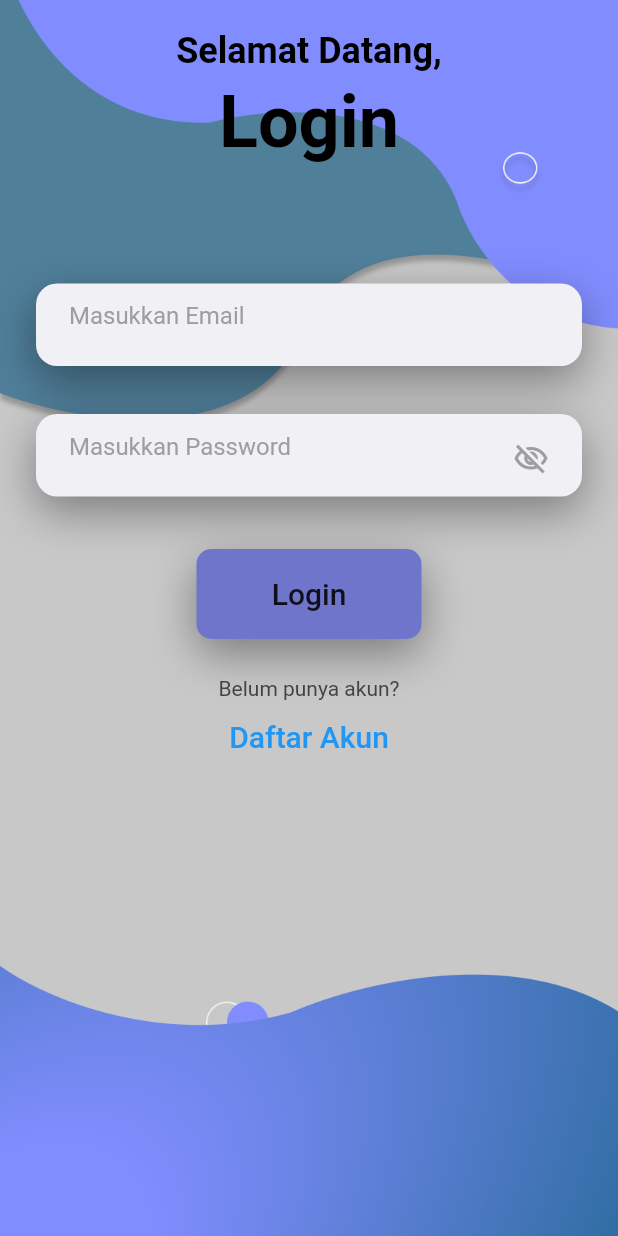
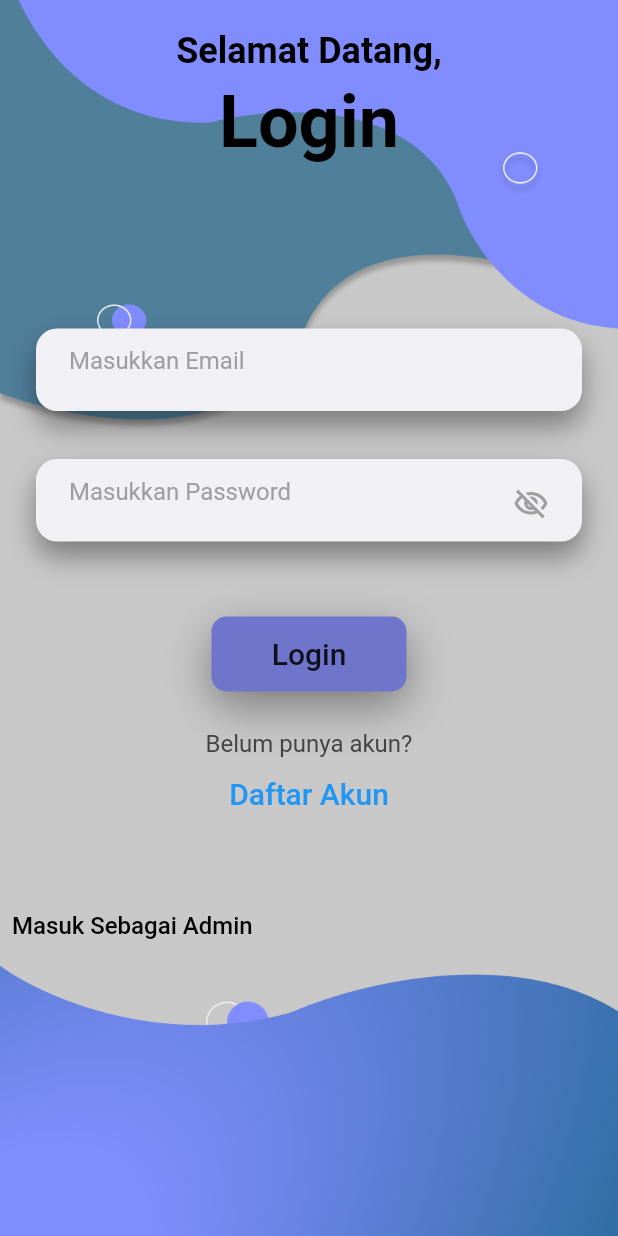
Before and after one commit to ihsanasfarii/Self-Safety-Report-Apps, a Flutter app: the screen it shows after launch, after a tap on the "navigate next" icon, on a phone screen of 412 x 824 dp. Run offline on Flutter 3.47's test engine with Material 2 defaults, Android fonts, the phone set to English and light mode, and no system bars; our stand-ins replace carousel_slider, firebase_core, firebase_messaging, flutter_local_notifications, flutter_svg, sqflite; missing offline and left inert: flutter_responsive; accounts and stored records are empty; network calls fail.

Commit message:
update input berita

```diff
--- a/lib/Admin/HalamanAdmin.dart
+++ b/lib/Admin/HalamanAdmin.dart
@@ -24,8 +24,7 @@ class _HalamanAdmin extends State<HalamanAdmin> {
         body: Center(
           child: FlatButton(
             onPressed: () {
-              Navigator.of(context).pushReplacement(
-                  MaterialPageRoute(builder: (context) => InputBerita()));
+              Navigator.pushNamed(context, '/InputBerita');
             },
             child: const Text(
               "Input Berita",
--- a/lib/Admin/InputBerita.dart
+++ b/lib/Admin/InputBerita.dart
@@ -21,6 +21,7 @@ class _InputBerita extends State<InputBerita> {
             actions: <Widget>[
           Padding(
               padding: const EdgeInsets.all(16.0),
+              child: Expanded(
                 child: Column(children: <Widget>[
                   const Align(
                     alignment: Alignment.topLeft,
@@ -38,14 +39,15 @@ class _InputBerita extends State<InputBerita> {
                           child: Column(
                               mainAxisAlignment: MainAxisAlignment.spaceEvenly,
                               children: <Widget>[
-                      TextFormField(
+                        Expanded(
+                          child: TextFormField(
                             decoration: const InputDecoration(
                                 labelText: 'First Name',
                                 enabledBorder: OutlineInputBorder(
                                   borderRadius:
                                       BorderRadius.all(Radius.circular(20.0)),
-                              borderSide:
-                                  BorderSide(color: Colors.grey, width: 0.0),
+                                  borderSide: BorderSide(
+                                      color: Colors.grey, width: 0.0),
                                 ),
                                 border: OutlineInputBorder()),
                             onFieldSubmitted: (value) {
@@ -69,6 +71,7 @@ class _InputBerita extends State<InputBerita> {
                                 return 'First Name cannot contain special characters';
                               }
                             },
+                          ),
                         ),
                         const SizedBox(
                           height: 20,
@@ -142,7 +145,8 @@ class _InputBerita extends State<InputBerita> {
                           height: 20,
                         )
                       ])))
-              ]))
+                ]),
+              ))
         ]));
   }
 }
--- a/lib/Login/InputField.dart
+++ b/lib/Login/InputField.dart
@@ -58,7 +58,7 @@ class _InputFieldState extends State<InputField> {
             boxShadow: [
               BoxShadow(
                   color: Colors.black38,
-                  blurRadius: 25,
+                  blurRadius: 15,
                   offset: const Offset(0, 10))
             ],
             color: Color(0xfff1f1f5),
@@ -88,7 +88,7 @@ class _InputFieldState extends State<InputField> {
             boxShadow: [
               BoxShadow(
                   color: Colors.black38,
-                  blurRadius: 25,
+                  blurRadius: 15,
                   offset: const Offset(0, 10))
             ],
             color: Color(0xfff1f1f5),
@@ -114,11 +114,11 @@ class _InputFieldState extends State<InputField> {
           ),
         ),
         SizedBox(
-          height: 35,
+          height: 50,
         ),
         Container(
-          height: 60,
-          width: 150,
+          height: 50,
+          width: 130,
           margin: EdgeInsets.symmetric(horizontal: 50),
           decoration: BoxDecoration(
             boxShadow: [
--- a/lib/Login/InputWrapper.dart
+++ b/lib/Login/InputWrapper.dart
@@ -10,7 +10,7 @@ class InputWrapper extends StatelessWidget {
       child: Column(
         children: <Widget>[
           SizedBox(
-            height: 20,
+            height: 50,
           ),
           Container(
             child: InputField(),
--- a/lib/Login/signUpButton.dart
+++ b/lib/Login/signUpButton.dart
@@ -11,7 +11,7 @@ class SignUp extends StatelessWidget {
             'Belum punya akun?',
             style: TextStyle(
                 color: Color.fromARGB(255, 68, 67, 67),
-                fontSize: 14,
+                fontSize: 16,
                 fontWeight: FontWeight.w400),
           ),
           TextButton(
@@ -23,6 +23,20 @@ class SignUp extends StatelessWidget {
               style: TextStyle(fontSize: 20),
             ),
           ),
+          SizedBox(
+            height: 40,
+          ),
+          TextButton(
+            child: Align(
+                alignment: Alignment.bottomLeft,
+                child: Text(
+                  'Masuk Sebagai Admin',
+                  style: TextStyle(fontSize: 16, color: Colors.black),
+                )),
+            onPressed: () {
+              Navigator.pushNamed(context, '/HalamanAdmin');
+            },
+          )
         ],
       ),
     );
--- a/lib/main.dart
+++ b/lib/main.dart
@@ -75,7 +75,7 @@ class MyApp extends StatelessWidget {
         '/pesan': (context) => pesan(),
         '/popupmessage': (context) => popupmessage(),
         '/FotoProfile': (context) => ayam(),
-        '/HalamanBeranda': (context) => HalamanAdmin(),
+        '/HalamanAdmin': (context) => HalamanAdmin(),
         '/InputBerita': (context) => InputBerita(),
       },
     );
```
Lines whose indentation alone changed are shown as unchanged.
